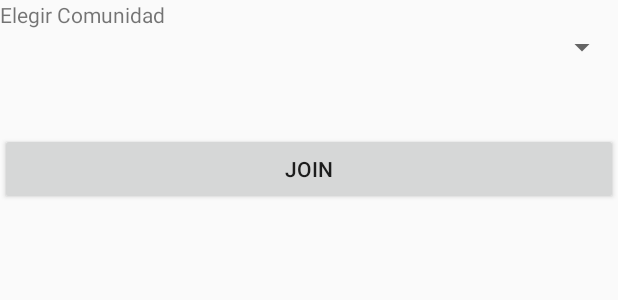
After one commit to pdiez/CommunifyDam, an Android app: the layout join_comunidad.xml on its own in the app's theme, with its tools: preview values and no code run, on a phone screen of 412 x 824 dp. The commit adds this screen. Shown: the top 300 px of the screen. Run offline under Robolectric (Android 15) with nearby library versions, the phone set to English and light mode, and no system bars.

Commit message:
unirse a comunidad

```diff
--- a/app/src/main/java/com/communifydam/app/communify/AdaptadorPagerAddComunidad.java
+++ b/app/src/main/java/com/communifydam/app/communify/AdaptadorPagerAddComunidad.java
@@ -69,9 +69,11 @@ public class AdaptadorPagerAddComunidad extends FragmentPagerAdapter implements
         Comunidad comunidad = new Comunidad();
         comunidad.setNombre(et_nombre_comunidad.getText().toString());
         comunidad.setOwnerId(mAuth.getCurrentUser().getUid());
-        comunidad.setPin(et_descripcion_comunidad.getText().toString());
+        comunidad.setDescripcion(et_descripcion_comunidad.getText().toString());
+        comunidad.setPin("12345678");
         DatabaseReference dbanuncio = mData.child("comunidades");
         String mkey = dbanuncio.push().getKey();
+        comunidad.setUid(mkey);
         dbanuncio.child(mkey).setValue(comunidad);
 
     }
--- a/app/src/main/java/com/communifydam/app/communify/FragmentAddComunidad_2.java
+++ b/app/src/main/java/com/communifydam/app/communify/FragmentAddComunidad_2.java
@@ -28,6 +28,7 @@ public class FragmentAddComunidad_2 extends Fragment {
         AdaptadorPagerAddComunidad mi_vp=(AdaptadorPagerAddComunidad)vp.getAdapter();
         et_descripcion_comunidad=(EditText)v.findViewById(R.id.et_descripcion_comunidad);
         mi_vp.setEt_descripcion_comunidad(et_descripcion_comunidad);
+
         ga=(GrabarAnuncio)mi_vp;//Está por ver
         crear_comunidad = (Button)v.findViewById(R.id.crearComunidad);
         crear_comunidad.setOnClickListener(new View.OnClickListener() {
--- /dev/null
+++ b/app/src/main/res/layout/join_comunidad.xml
@@ -0,0 +1,31 @@
+<?xml version="1.0" encoding="utf-8"?>
+<LinearLayout xmlns:android="http://schemas.android.com/apk/res/android"
+    android:layout_width="match_parent"
+    android:layout_height="match_parent"
+    android:orientation="vertical">
+
+    <TextView
+        android:id="@+id/textView10"
+        android:layout_width="match_parent"
+        android:layout_height="wrap_content"
+        android:text="Elegir Comunidad" />
+
+    <Spinner
+        android:id="@+id/spnJoinCom"
+        android:layout_width="match_parent"
+        android:layout_height="wrap_content" />
+
+    <EditText
+        android:id="@+id/edtPin"
+        android:layout_width="match_parent"
+        android:layout_height="wrap_content"
+        android:ems="10"
+        android:inputType="textPersonName"
+        android:visibility="invisible" />
+
+    <Button
+        android:id="@+id/btnJoinCom"
+        android:layout_width="match_parent"
+        android:layout_height="wrap_content"
+        android:text="Join" />
+</LinearLayout>
--- a/app/src/main/res/values/strings.xml
+++ b/app/src/main/res/values/strings.xml
@@ -54,4 +54,5 @@
     <string name="AddComunidad_tv_descripcion">Do you want to set a short description about your community?</string>
     <string name="AddComunidad_descripcion_comunidad">Community Description</string>
     <string name="AddComunidad_crear_comunidad">CREATE COMMUNITY</string>
+    <string name="mainDialogEntrarComunidad">Join a community</string>
 </resources>
```
Also changed, not shown: app/src/main/java/com/communifydam/app/communify/Comunidad.java (+18 -0 lines), app/src/main/java/com/communifydam/app/communify/MainActivity.java (+80 -6 lines), 1 other file.
